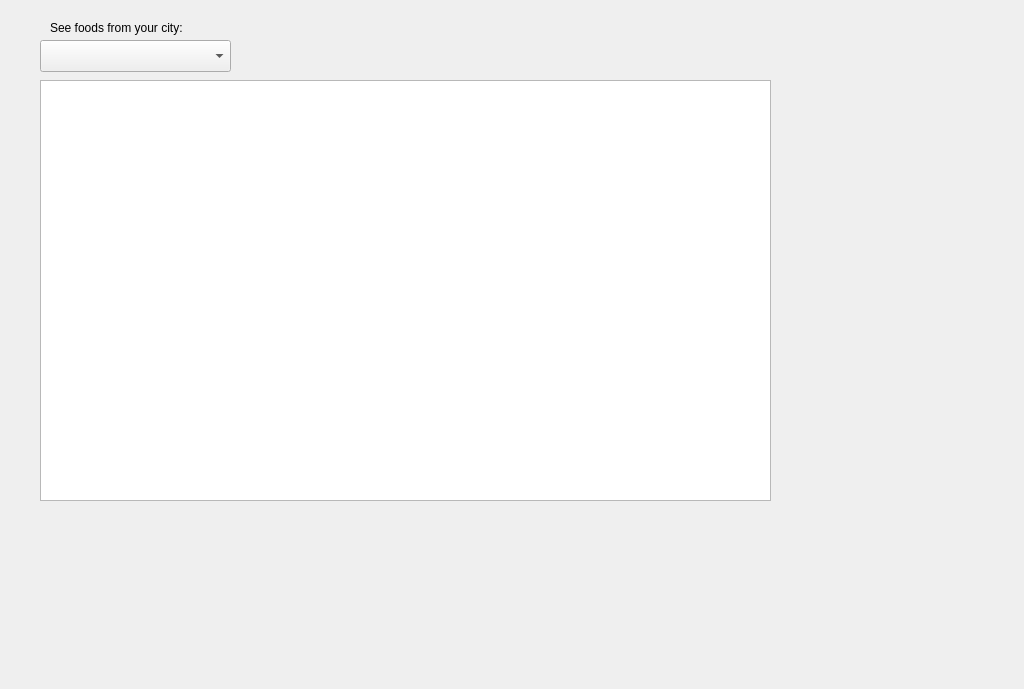
tsukidan/CS1D-Project-1, file customerpage.ui: the form before one commit.
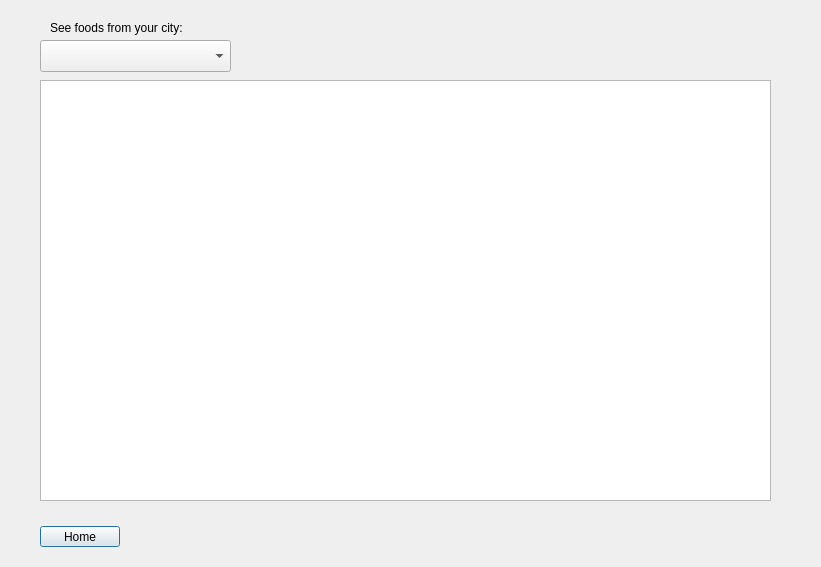
The form after the commit.

What changed in the file:
```diff
--- a/customerpage.ui
+++ b/customerpage.ui
@@ -6,8 +6,8 @@
    <rect>
     <x>0</x>
     <y>0</y>
-    <width>1024</width>
-    <height>689</height>
+    <width>821</width>
+    <height>567</height>
    </rect>
   </property>
   <property name="windowTitle">
@@ -46,6 +46,19 @@
     </rect>
    </property>
   </widget>
+  <widget class="QPushButton" name="returnButton">
+   <property name="geometry">
+    <rect>
+     <x>40</x>
+     <y>526</y>
+     <width>80</width>
+     <height>21</height>
+    </rect>
+   </property>
+   <property name="text">
+    <string>Home</string>
+   </property>
+  </widget>
  </widget>
  <resources/>
  <connections/>
```
